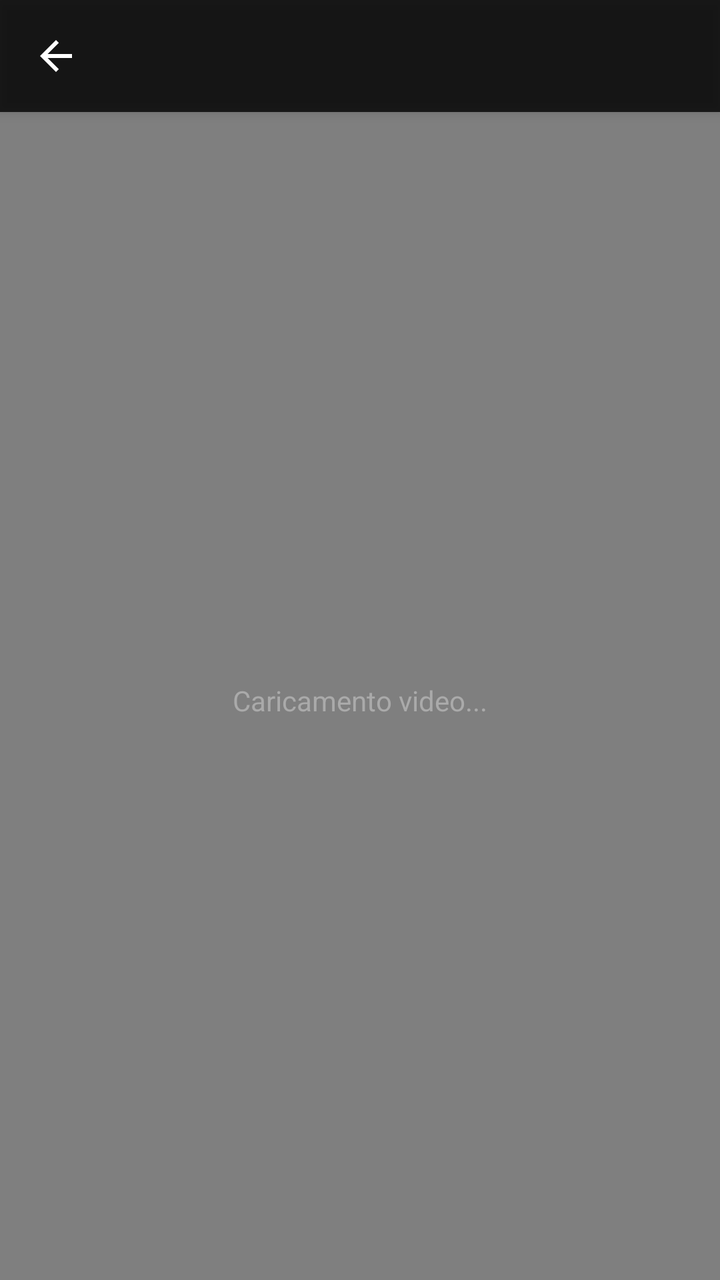
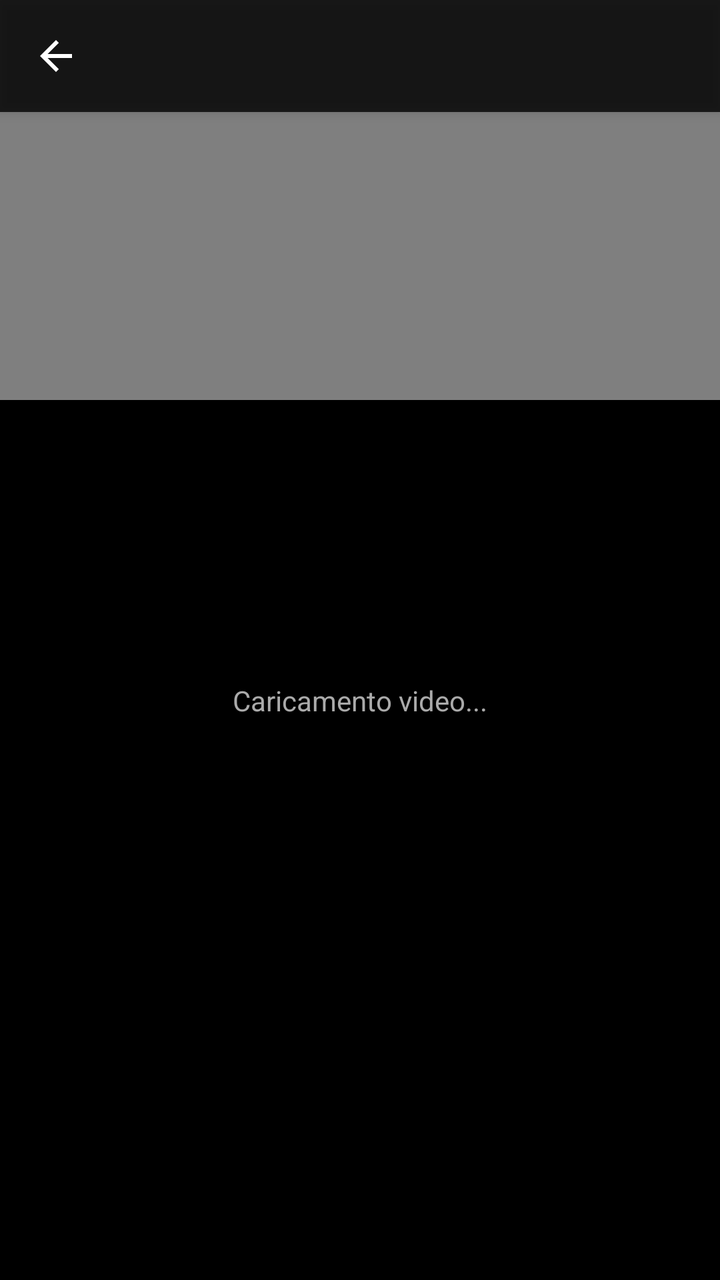

An Android layout rendered at two revisions. The XML below is the earlier revision; the diff shows what the commit changed to produce the second picture.
<!-- AndroidManifest.xml: activity theme Theme.EroProfile.FullScreen -->
<!-- res/layout/activity_video_player.xml -->
<?xml version="1.0" encoding="utf-8"?>
<androidx.constraintlayout.widget.ConstraintLayout
    xmlns:android="http://schemas.android.com/apk/res/android"
    xmlns:app="http://schemas.android.com/apk/res-auto"
    android:layout_width="match_parent"
    android:layout_height="match_parent"
    android:background="@color/black">

    <VideoView
        android:id="@+id/videoView"
        android:layout_width="0dp"
        android:layout_height="0dp"
        app:layout_constraintTop_toTopOf="parent"
        app:layout_constraintBottom_toBottomOf="parent"
        app:layout_constraintStart_toStartOf="parent"
        app:layout_constraintEnd_toEndOf="parent" />

    
    <LinearLayout
        android:id="@+id/topBar"
        android:layout_width="0dp"
        android:layout_height="56dp"
        android:background="#CC000000"
        android:gravity="center_vertical"
        android:orientation="horizontal"
        android:paddingStart="4dp"
        android:paddingEnd="12dp"
        android:elevation="4dp"
        app:layout_constraintEnd_toEndOf="parent"
        app:layout_constraintStart_toStartOf="parent"
        app:layout_constraintTop_toTopOf="parent">

        <ImageButton
            android:id="@+id/btnBack"
            android:layout_width="48dp"
            android:layout_height="48dp"
            android:background="?attr/selectableItemBackgroundBorderless"
            android:src="@drawable/ic_back"
            android:tint="@color/ep_text_primary"
            android:contentDescription="Indietro" />

        <TextView
            android:id="@+id/tvTitle"
            android:layout_width="0dp"
            android:layout_height="wrap_content"
            android:layout_weight="1"
            android:ellipsize="end"
            android:maxLines="1"
            android:textColor="@color/ep_text_primary"
            android:textSize="15sp"
            android:fontFamily="sans-serif-medium"
            android:paddingStart="4dp" />

    </LinearLayout>

    
    <LinearLayout
        android:id="@+id/loadingView"
        android:layout_width="wrap_content"
        android:layout_height="wrap_content"
        android:orientation="vertical"
        android:gravity="center"
        app:layout_constraintTop_toTopOf="parent"
        app:layout_constraintBottom_toBottomOf="parent"
        app:layout_constraintStart_toStartOf="parent"
        app:layout_constraintEnd_toEndOf="parent">

        <ProgressBar
            android:layout_width="48dp"
            android:layout_height="48dp"
            android:indeterminateTint="@color/ep_orange" />

        <TextView
            android:layout_width="wrap_content"
            android:layout_height="wrap_content"
            android:layout_marginTop="12dp"
            android:text="Caricamento video..."
            android:textColor="@color/ep_text_secondary"
            android:textSize="14sp" />

    </LinearLayout>

    
    <LinearLayout
        android:id="@+id/errorView"
        android:layout_width="wrap_content"
        android:layout_height="wrap_content"
        android:orientation="vertical"
        android:gravity="center"
        android:visibility="gone"
        app:layout_constraintTop_toTopOf="parent"
        app:layout_constraintBottom_toBottomOf="parent"
        app:layout_constraintStart_toStartOf="parent"
        app:layout_constraintEnd_toEndOf="parent">

        <TextView
            android:id="@+id/tvError"
            android:layout_width="wrap_content"
            android:layout_height="wrap_content"
            android:text="Stream video non trovato"
            android:textColor="@color/ep_text_secondary"
            android:textSize="14sp"
            android:gravity="center"
            android:padding="16dp" />

        <Button
            android:id="@+id/btnOpenBrowser"
            android:layout_width="wrap_content"
            android:layout_height="wrap_content"
            android:backgroundTint="@color/ep_orange"
            android:text="Apri nel browser"
            android:textColor="@color/ep_text_primary" />

    </LinearLayout>

</androidx.constraintlayout.widget.ConstraintLayout>
<!-- resources referenced by this layout -->
<resources>
  <color name="black">#FF000000</color>
  <color name="ep_orange">#FF6600</color>
  <color name="ep_text_primary">#FFFFFF</color>
  <color name="ep_text_secondary">#AAAAAA</color>
  <!-- drawable ic_back (drawable) -->
  <vector xmlns:android="http://schemas.android.com/apk/res/android"
      android:width="24dp"
      android:height="24dp"
      android:viewportWidth="24"
      android:viewportHeight="24"
      android:tint="?attr/colorControlNormal">
      <path
          android:fillColor="@android:color/white"
          android:pathData="M20,11H7.83l5.59,-5.59L12,4l-8,8 8,8 1.41,-1.41L7.83,13H20v-2z" />
  </vector>
  <style name="Theme.EroProfile.FullScreen" parent="Theme.EroProfile">
          <item name="android:windowFullscreen">true</item>
          <item name="android:statusBarColor">@color/black</item>
          <item name="android:navigationBarColor">@color/black</item>
      </style>
  <style name="Theme.EroProfile" parent="Theme.MaterialComponents.DayNight.NoActionBar">
          <item name="colorPrimary">@color/ep_orange</item>
          <item name="colorPrimaryVariant">@color/ep_orange_dark</item>
          <item name="colorSecondary">@color/ep_orange</item>
          <item name="colorSecondaryVariant">@color/ep_orange_dark</item>
          <item name="android:colorBackground">@color/ep_background</item>
          <item name="colorSurface">@color/ep_surface</item>
          <item name="colorOnPrimary">@color/ep_text_primary</item>
          <item name="colorOnBackground">@color/ep_text_primary</item>
          <item name="colorOnSurface">@color/ep_text_primary</item>
          <item name="android:textColorPrimary">@color/ep_text_primary</item>
          <item name="android:textColorSecondary">@color/ep_text_secondary</item>
          <item name="android:statusBarColor">@color/ep_surface</item>
          <item name="android:navigationBarColor">@color/ep_surface</item>
          <item name="android:windowLightStatusBar">false</item>
          <item name="android:windowLightNavigationBar">false</item>
      </style>
  <color name="ep_orange_dark">#CC5200</color>
  <color name="ep_background">#1A1A1A</color>
  <color name="ep_surface">#252525</color>
</resources>

<!-- the commit's change to res/layout/activity_video_player.xml (unified diff, before → after) -->
@@ -9,9 +9,8 @@
     <VideoView
         android:id="@+id/videoView"
         android:layout_width="0dp"
-        android:layout_height="0dp"
+        android:layout_height="200dp"
         app:layout_constraintTop_toTopOf="parent"
-        app:layout_constraintBottom_toBottomOf="parent"
         app:layout_constraintStart_toStartOf="parent"
         app:layout_constraintEnd_toEndOf="parent" />
 
